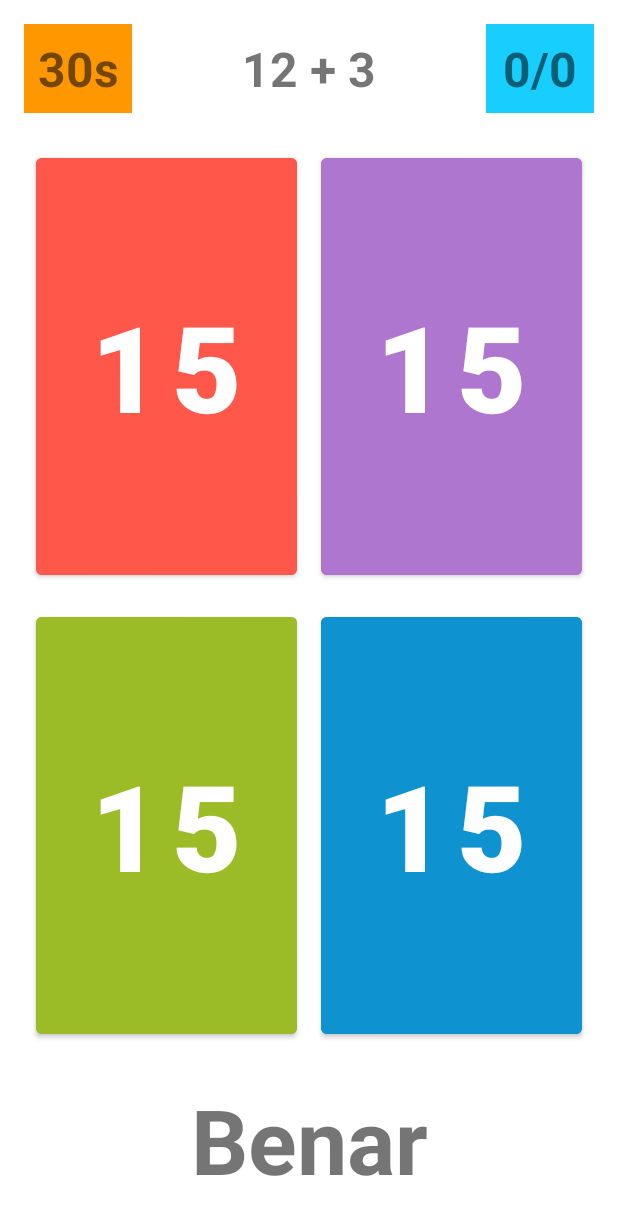
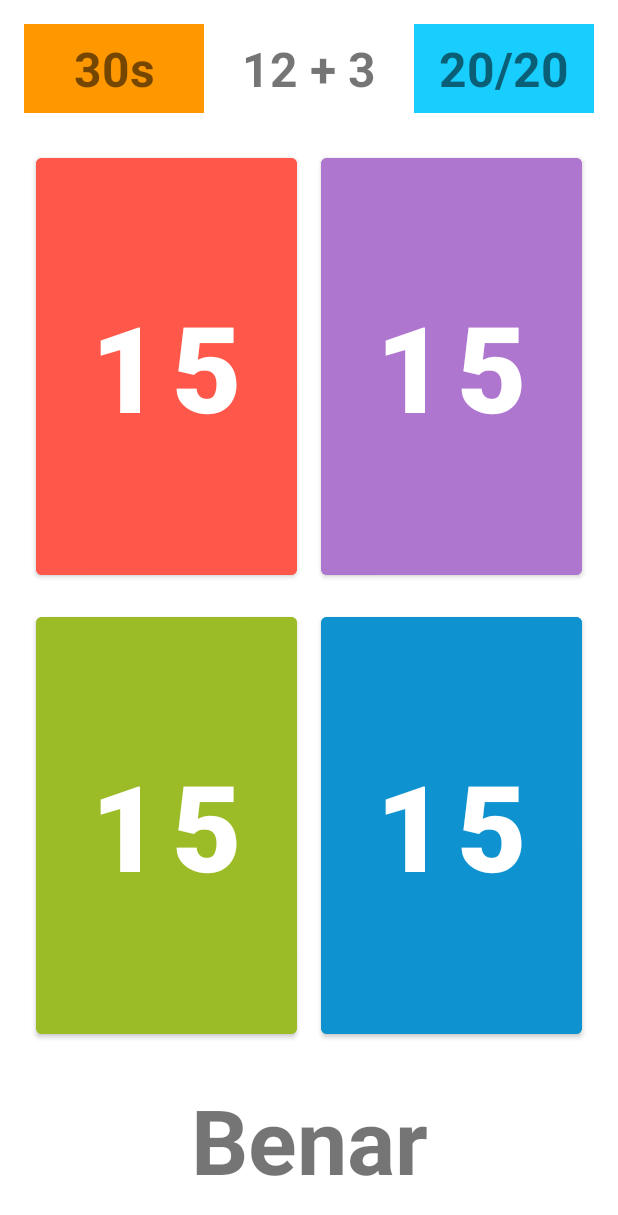
Before and after one commit to resie001/Brain-Timer, an Android app: the layout activity_main.xml on its own in the app's theme, with its tools: preview values and no code run, on a phone screen of 412 x 824 dp. Shown: the top 1215 px of the screen. Run offline under Robolectric (Android 15) with nearby library versions, the phone set to English and light mode, and no system bars.

Commit message:
Menambahkan generate result.

```diff
--- a/app/src/main/res/layout/activity_main.xml
+++ b/app/src/main/res/layout/activity_main.xml
@@ -23,7 +23,7 @@
 
         <TextView
             android:id="@+id/tv_timer"
-            android:layout_width="72dp"
+            android:layout_width="120dp"
             android:layout_height="wrap_content"
             android:layout_marginStart="16dp"
             android:layout_marginTop="16dp"
@@ -38,14 +38,14 @@
 
         <TextView
             android:id="@+id/tv_total_questions"
-            android:layout_width="72dp"
+            android:layout_width="120dp"
             android:layout_height="wrap_content"
             android:layout_marginTop="16dp"
             android:layout_marginEnd="16dp"
             android:background="#17CEFF"
             android:padding="8dp"
             android:textAlignment="center"
-            tools:text="0/0"
+            tools:text="20/20"
             android:textSize="32sp"
             android:textStyle="bold"
             app:layout_constraintEnd_toEndOf="parent"
@@ -148,5 +148,46 @@
             app:layout_constraintEnd_toEndOf="parent"
             app:layout_constraintStart_toStartOf="parent"
             tools:text="Benar" />
+
+        <TextView
+            android:id="@+id/tv_result_total"
+            android:layout_width="wrap_content"
+            android:layout_height="wrap_content"
+            android:layout_marginBottom="16dp"
+            android:textSize="60sp"
+            android:textStyle="bold"
+            android:visibility="gone"
+            app:layout_constraintBottom_toTopOf="@+id/tv_result_correct"
+            app:layout_constraintEnd_toEndOf="parent"
+            app:layout_constraintStart_toStartOf="parent"
+            tools:text="Total: 15" />
+
+        <TextView
+            android:id="@+id/tv_result_correct"
+            android:layout_width="wrap_content"
+            android:layout_height="wrap_content"
+            android:textColor="@color/green"
+            android:textSize="60sp"
+            android:textStyle="bold"
+            android:visibility="gone"
+            app:layout_constraintBottom_toTopOf="@+id/tv_result"
+            app:layout_constraintEnd_toEndOf="parent"
+            app:layout_constraintStart_toStartOf="parent"
+            app:layout_constraintTop_toTopOf="parent"
+            tools:text="Benar: 8" />
+
+        <TextView
+            android:id="@+id/tv_result_wrong"
+            android:layout_width="wrap_content"
+            android:layout_height="wrap_content"
+            android:layout_marginTop="16dp"
+            android:textColor="@color/red"
+            android:textSize="60sp"
+            android:textStyle="bold"
+            android:visibility="gone"
+            app:layout_constraintEnd_toEndOf="parent"
+            app:layout_constraintStart_toStartOf="parent"
+            app:layout_constraintTop_toBottomOf="@+id/tv_result_correct"
+            tools:text="Salah: 7" />
     </androidx.constraintlayout.widget.ConstraintLayout>
 </layout>
--- a/app/src/main/res/values/colors.xml
+++ b/app/src/main/res/values/colors.xml
@@ -7,4 +7,6 @@
     <color name="teal_700">#FF018786</color>
     <color name="black">#FF000000</color>
     <color name="white">#FFFFFFFF</color>
+    <color name="red">#c75450</color>
+    <color name="green">#499c54</color>
 </resources>
```
Also changed, not shown: app/src/main/java/lab/chevalier/braintrainer/MainActivity.kt (+32 -3 lines).
